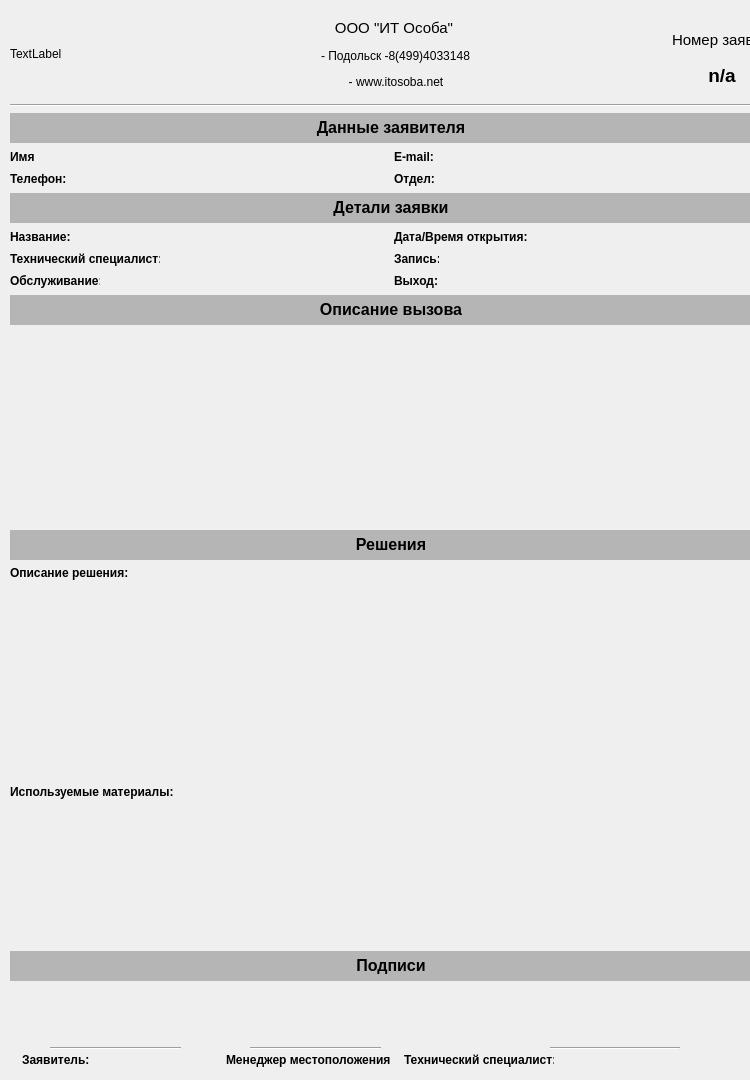
The window that QtTry4/printorder.ui (Vampire016/FQW_programm) describes before a commit, drawn with Qt 5.
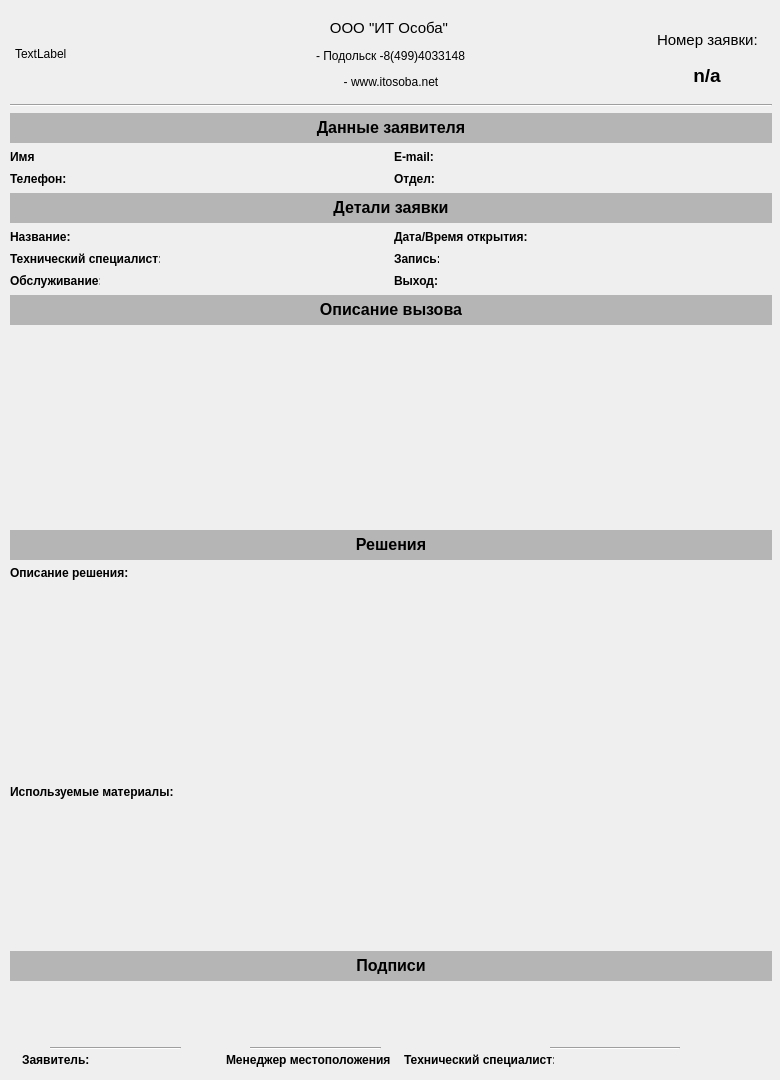
The same window after the commit.

Patch:
```diff
--- a/QtTry4/printorder.ui
+++ b/QtTry4/printorder.ui
@@ -9,7 +9,7 @@
    <rect>
     <x>0</x>
     <y>0</y>
-    <width>750</width>
+    <width>780</width>
     <height>1080</height>
    </rect>
   </property>
@@ -21,13 +21,13 @@
   </property>
   <property name="minimumSize">
    <size>
-    <width>750</width>
+    <width>780</width>
     <height>1080</height>
    </size>
   </property>
   <property name="maximumSize">
    <size>
-    <width>750</width>
+    <width>780</width>
     <height>1127</height>
    </size>
   </property>
@@ -125,7 +125,7 @@
           </property>
           <property name="sizeHint" stdset="0">
            <size>
-            <width>160</width>
+            <width>140</width>
             <height>20</height>
            </size>
           </property>
@@ -166,7 +166,7 @@
           </property>
           <property name="sizeHint" stdset="0">
            <size>
-            <width>200</width>
+            <width>180</width>
             <height>20</height>
            </size>
           </property>
@@ -281,6 +281,22 @@
           </item>
          </layout>
         </item>
+        <item>
+         <spacer name="horizontalSpacer_3">
+          <property name="orientation">
+           <enum>Qt::Horizontal</enum>
+          </property>
+          <property name="sizeType">
+           <enum>QSizePolicy::Fixed</enum>
+          </property>
+          <property name="sizeHint" stdset="0">
+           <size>
+            <width>10</width>
+            <height>20</height>
+           </size>
+          </property>
+         </spacer>
+        </item>
        </layout>
       </item>
       <item>
```
